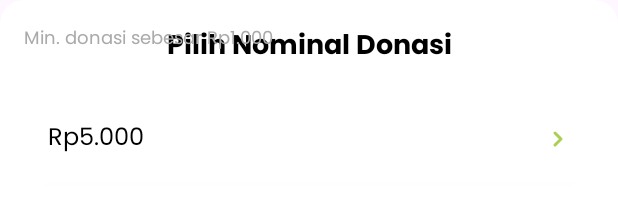
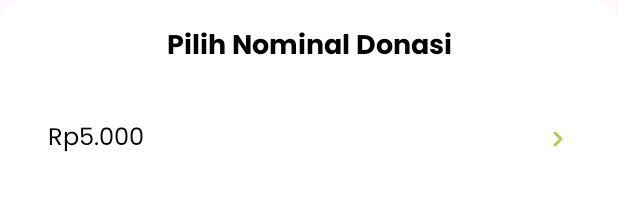
Before and after one commit to gresss27/Rahmat-UX, an Android app: the layout dialog_donation_nominal.xml on its own in the app's theme, with its tools: preview values and no code run, on a phone screen of 412 x 824 dp. Shown: the top 220 px of the screen. Run offline under Robolectric (Android 15) with nearby library versions, the phone set to English and light mode, and no system bars.

Commit message:
Fix 1 error of previous commit

```diff
--- a/app/src/main/res/layout/dialog_donation_nominal.xml
+++ b/app/src/main/res/layout/dialog_donation_nominal.xml
@@ -144,17 +144,9 @@
             android:layout_marginStart="8dp"
             android:textColor="@android:color/white"
             android:backgroundTint="@color/green_primary"/>
+
     </LinearLayout>
 
-    <TextView
-        android:id="@+id/minDonationText"
-        android:layout_width="wrap_content"
-        android:layout_height="wrap_content"
-        android:text="Min. donasi sebesar Rp1.000"
-        android:textSize="12sp"
-        android:textColor="@android:color/darker_gray"
-        android:layout_marginTop="4dp"
-        app:layout_constraintTop_toBottomOf="@id/otherNominalInput"
-        app:layout_constraintStart_toStartOf="parent"/>
+
 
 </androidx.constraintlayout.widget.ConstraintLayout>
```
